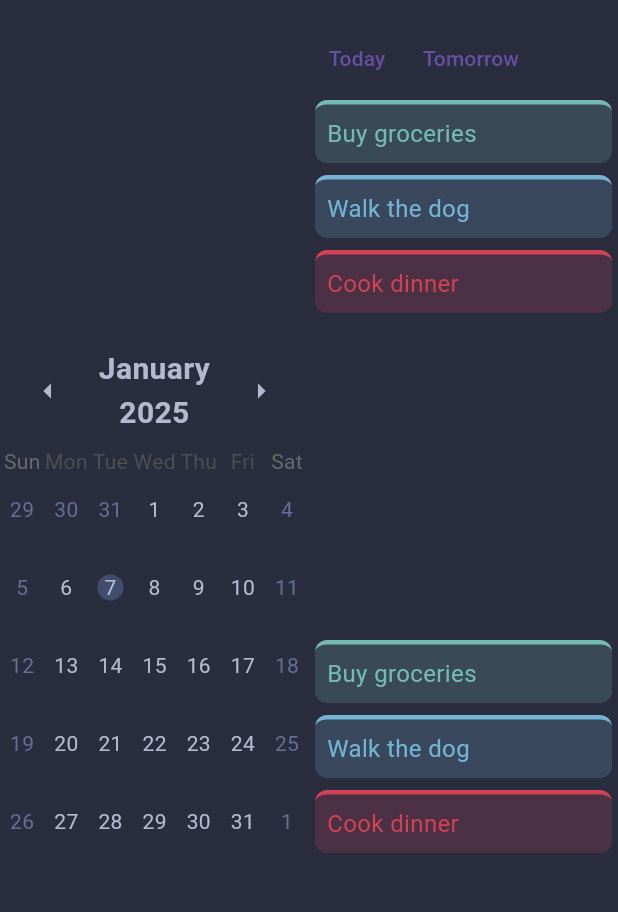
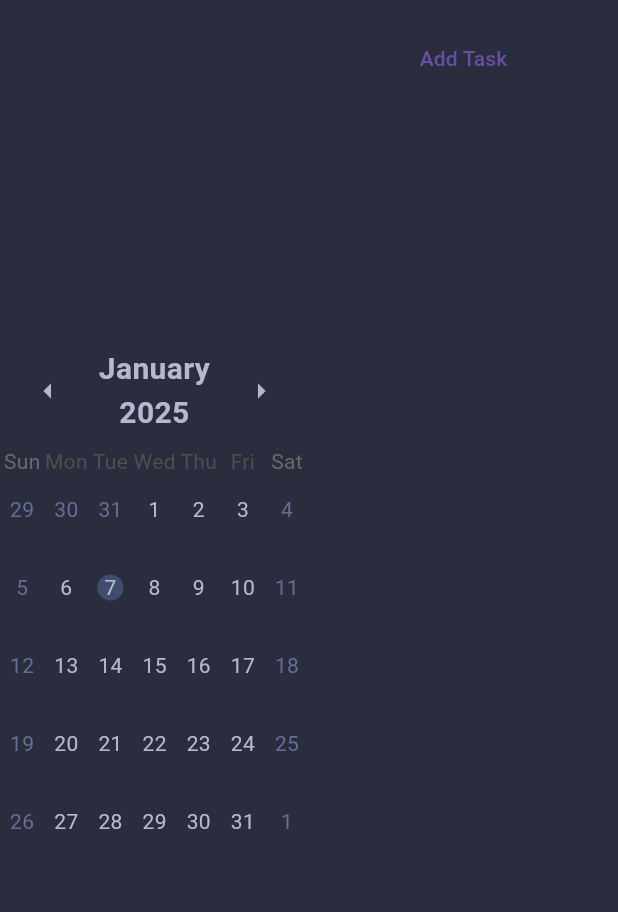
Before and after one commit to Spuddle-Z/Flutter_todo, a Flutter app: the screen it shows after launch, on a phone screen of 412 x 824 dp, the part 62-974 px from its top. Run offline on Flutter 3.47's test engine with Material 3 defaults, Android fonts, the phone set to English and light mode, and no system bars; drawn by our look-alikes of table_calendar; our stand-ins replace get, hive, hive_flutter; accounts and stored records are empty.

Commit message:
完成任务的增删

```diff
--- a/lib/main.dart
+++ b/lib/main.dart
@@ -1,13 +1,21 @@
 import 'package:flutter/material.dart';
 import 'package:hive_flutter/hive_flutter.dart';
+import 'package:get/get.dart';
 import 'util/task_model.dart';
+import 'util/task_controller.dart';
 import 'theme.dart';
 import 'pages/todo_page.dart';
 
 void main() async{
+  // 调用数据库
   WidgetsFlutterBinding.ensureInitialized();
   Hive.init("data");
   Hive.registerAdapter(TaskAdapter());
+  await Hive.openBox<Task>('tasks');
+
+  // 全局注册控制器
+  Get.put(TaskController());
+
   runApp(MyApp());
 }
 
--- a/lib/util/task_model.dart
+++ b/lib/util/task_model.dart
@@ -5,15 +5,15 @@ part 'task_model.g.dart';
 @HiveType(typeId: 0)
 class Task {
   @HiveField(0)
-  String task_content;
+  String taskContent;
   @HiveField(1)
-  bool task_done;
+  bool taskDone;
   @HiveField(2)
-  int task_priority;
+  int taskPriority;
 
   Task({
-    required this.task_content,
-    required this.task_done,
-    required this.task_priority,
+    required this.taskContent,
+    required this.taskDone,
+    required this.taskPriority,
   });
 }
--- a/lib/widget/buttons.dart
+++ b/lib/widget/buttons.dart
@@ -1,19 +1,15 @@
 import 'package:flutter/material.dart';
+import 'package:get/get.dart';
+import '../util/task_controller.dart';
 
 class ButtonsArea extends StatelessWidget {
+
   @override
   Widget build(BuildContext context) {
-    return Row(
-      children: [
-        TextButton(
-          onPressed: () {},
-          child: const Text('Today'),
-        ),
-        TextButton(
-          onPressed: () {},
-          child: const Text('Tomorrow'),
-        ),
-      ]
+    TaskController taskController = Get.find<TaskController>();
+    return TextButton(
+      onPressed: () => taskController.addTask('New Task', false, 0),
+      child: const Text('Add Task'),
     );
   }
 }
--- a/lib/widget/task_list.dart
+++ b/lib/widget/task_list.dart
@@ -1,23 +1,25 @@
 import 'package:flutter/material.dart';
+import 'package:get/get.dart';
+import '../util/task_controller.dart';
 import 'task_tile.dart';
 
-List testTaskList = [
-  {
-    'taskContent': 'Buy groceries',
-    'taskDone': false,
-    'taskPriority': 2,
-  },
-  {
-    'taskContent': 'Walk the dog',
-    'taskDone': false,
-    'taskPriority': 1,
-  },
-  {
-    'taskContent': 'Cook dinner',
-    'taskDone': false,
-    'taskPriority': 0,
-  },
-];
+// List testTaskList = [
+//   {
+//     'taskContent': 'Buy groceries',
+//     'taskDone': false,
+//     'taskPriority': 2,
+//   },
+//   {
+//     'taskContent': 'Walk the dog',
+//     'taskDone': false,
+//     'taskPriority': 1,
+//   },
+//   {
+//     'taskContent': 'Cook dinner',
+//     'taskDone': false,
+//     'taskPriority': 0,
+//   },
+// ];
 
 class TaskList extends StatelessWidget {
   @override
@@ -33,13 +35,17 @@ class TaskList extends StatelessWidget {
 class TasksToday extends StatelessWidget {
   @override
   Widget build(BuildContext context) {
+    TaskController taskController = Get.find<TaskController>();
     return ListView.builder(
-      itemCount: testTaskList.length,
+      itemCount: taskController.tasks.length,
       itemBuilder: (context, index) {
         return TaskTile(
-          taskContent: testTaskList[index]['taskContent'],
-          taskDone: testTaskList[index]['taskDone'],
-          taskPriority: testTaskList[index]['taskPriority'],
+          taskIndex: index,
+          taskContent: taskController.tasks[index].taskContent,
+          taskDone: taskController.tasks[index].taskDone,
+          taskPriority: taskController.tasks[index].taskPriority,
+          onChanged: (value) => taskController.toggleTask(index),
+          onDelete: () => taskController.deleteTask(index),
         );
       },
     );
@@ -49,13 +55,17 @@ class TasksToday extends StatelessWidget {
 class TasksNoDeadline extends StatelessWidget {
   @override
   Widget build(BuildContext context) {
+    TaskController taskController = Get.find<TaskController>();
     return ListView.builder(
-      itemCount: testTaskList.length,
+      itemCount: taskController.tasks.length,
       itemBuilder: (context, index) {
         return TaskTile(
-          taskContent: testTaskList[index]['taskContent'],
-          taskDone: testTaskList[index]['taskDone'],
-          taskPriority: testTaskList[index]['taskPriority'],
+          taskIndex: index,
+          taskContent: taskController.tasks[index].taskContent,
+          taskDone: taskController.tasks[index].taskDone,
+          taskPriority: taskController.tasks[index].taskPriority,
+          onChanged: (value) => taskController.toggleTask(index),
+          onDelete: () => taskController.deleteTask(index),
         );
       },
     );
--- a/lib/widget/task_tile.dart
+++ b/lib/widget/task_tile.dart
@@ -1,69 +1,71 @@
 import 'package:flutter/material.dart';
 import '../theme.dart';
 
-class TaskTile extends StatefulWidget {
+class TaskTile extends StatelessWidget {
+  final int taskIndex;
   final String taskContent;
   final bool taskDone;
   final int taskPriority;
+  final Function(bool?)? onChanged;
+  final Function() onDelete;
 
   const TaskTile({
-    super.key,
+    required this.taskIndex,
     required this.taskContent,
     required this.taskDone,
     required this.taskPriority,
+    required this.onChanged,
+    required this.onDelete,
   });
 
   @override
-  State<TaskTile> createState() => _TaskTileState();
-}
-
-class _TaskTileState extends State<TaskTile> {
-  bool _taskDone = false;
-
-  void toggleTaskDone(int index) {
-    setState(() {
-      _taskDone = !_taskDone;
-    });
-  }
-
-  @override
   Widget build(BuildContext context) {
-    Color tile_color;
-    switch (widget.taskPriority) {
+    Color tileColor;
+    switch (taskPriority) {
       case 0:
-        tile_color = AppColors.red;
+        tileColor = AppColors.green;
         break;
       case 1:
-        tile_color = AppColors.primary;
+        tileColor = AppColors.primary;
         break;
       case 2:
-        tile_color = AppColors.green;
+        tileColor = AppColors.red;
         break;
       default:
-        tile_color = AppColors.textActive;
+        tileColor = AppColors.textActive;
     }
 
     return Padding(
       padding: const EdgeInsets.all(4),
       child: Container(
+        padding: const EdgeInsets.all(8),
+        decoration: BoxDecoration(
+          color: tileColor.withAlpha(0x33),
+          borderRadius: BorderRadius.circular(8),
+          border: Border(
+            top: BorderSide(color: tileColor, width: 3),
+          ),
+        ),
         child: Row(
           children: [
+            Checkbox(
+              value: taskDone,
+              activeColor: tileColor,
+              onChanged: onChanged,
+            ),
             Text(
-              widget.taskContent,
+              taskContent,
               style: TextStyle(
-                color: tile_color,
+                color: tileColor,
                 fontSize: 16,
               ),
             ),
+            IconButton(
+              icon: const Icon(Icons.delete),
+              color: tileColor,
+              onPressed: () => onDelete(),
+            ),
           ],
-        ),
-        padding: const EdgeInsets.all(8),
-        decoration: BoxDecoration(
-          color: tile_color.withAlpha(0x33),
-          borderRadius: BorderRadius.circular(8),
-          border: Border(
-            top: BorderSide(color: tile_color, width: 3), // 顶部不透明的杠
-          ),
         ),
       ),
     );
```
Also changed, not shown: lib/util/task_controller.dart (+5 -5 lines), lib/util/task_model.g.dart, 2 other files.
